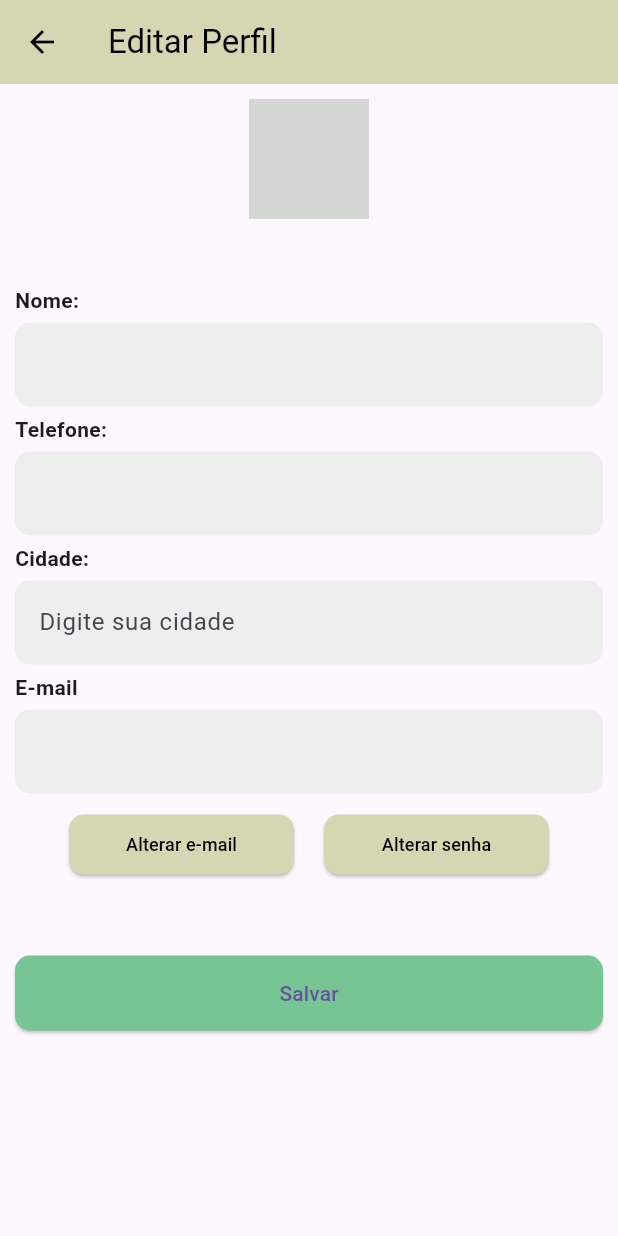
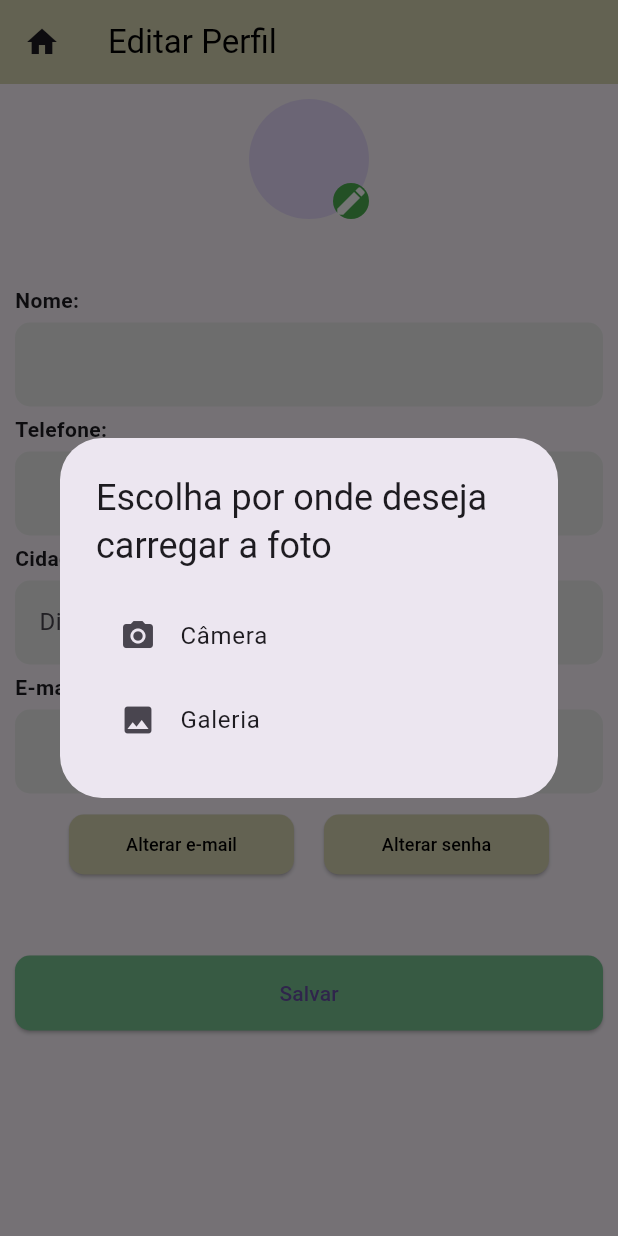
Before and after one commit to DanielBianchi07/BookTrade, a Flutter app: the EditProfilePage screen opened by its route, after a tap on the "edit" icon, on a phone screen of 412 x 824 dp. Run offline on Flutter 3.47's test engine with Material 3 defaults, Android fonts, the phone set to English and light mode, and no system bars; our stand-ins replace cached_network_image, cloud_firestore, firebase_auth, firebase_core, firebase_messaging, firebase_storage and 5 more; accounts and stored records are empty; network calls fail; grey boxes are pictures that could not be loaded.

Commit message:
Adding a photo taking function

```diff
--- a/lib/views/edit.profile.page.dart
+++ b/lib/views/edit.profile.page.dart
@@ -3,7 +3,9 @@ import 'package:cloud_firestore/cloud_firestore.dart';
 import 'package:firebase_auth/firebase_auth.dart';
 import 'package:flutter/material.dart';
 import 'package:fluttertoast/fluttertoast.dart';
+import 'package:image_picker/image_picker.dart';
 import 'package:myapp/controller/edit.profile.controller.dart';
+import 'package:myapp/views/home.page.dart';
 import '../controller/login.controller.dart';
 import '../models/user.info.model.dart';
 import '../services/image.service.dart';
@@ -190,13 +192,40 @@ class _EditProfilePageState extends State<EditProfilePage> {
     });
   }
 
-  Future<void> selectImage() async {
-    final image = await imageUploadService.pickImage();
-    if (image != null) {
-      setState(() {
-        selectedImage = image;
-      });
+  Future<void> _addImage() async {
+    final source = await _showImageSourceDialog();
+    if (source != null) {
+      final pickedImage  = await imageUploadService.pickImage(source);
+      if (pickedImage  != null) {
+        setState(() {
+          selectedImage = pickedImage ;
+        });
+      }
     }
+  }
+
+  Future<ImageSource?> _showImageSourceDialog() async {
+    return showDialog<ImageSource>(
+      context: context,
+      builder: (context) => AlertDialog(
+        title: const Text('Escolha por onde deseja carregar a foto'),
+        content: Column(
+          mainAxisSize: MainAxisSize.min,
+          children: [
+            ListTile(
+              leading: const Icon(Icons.camera_alt),
+              title: const Text('Câmera'),
+              onTap: () => Navigator.of(context).pop(ImageSource.camera),
+            ),
+            ListTile(
+              leading: const Icon(Icons.photo),
+              title: const Text('Galeria'),
+              onTap: () => Navigator.of(context).pop(ImageSource.gallery),
+            ),
+          ],
+        ),
+      ),
+    );
   }
 
   @override
@@ -206,9 +235,15 @@ class _EditProfilePageState extends State<EditProfilePage> {
         backgroundColor: const Color(0xFFD8D5B3),
         elevation: 0,
         leading: IconButton(
-          icon: const Icon(Icons.arrow_back, color: Colors.black),
-          onPressed: () {
-            Navigator.of(context).pop();
+          icon: const Icon(Icons.home),
+          onPressed: () async{
+            Navigator.pushAndRemoveUntil(
+              context,
+              MaterialPageRoute(
+                builder: (context) => HomePage(),
+              ),
+                  (Route<dynamic> route) => false, // Remove todas as rotas anteriores
+            );
           },
         ),
         title:
@@ -237,7 +272,7 @@ class _EditProfilePageState extends State<EditProfilePage> {
                         bottom: 0,
                         right: 0,
                         child: GestureDetector(
-                          onTap: selectImage, // Selecionar nova imagem
+                          onTap: _addImage, // Selecionar nova imagem
                           child: Container(
                             decoration: const BoxDecoration(
                               shape: BoxShape.circle,
```
Also changed, not shown: lib/services/image.service.dart (+21 -4 lines), lib/views/new.book.page.dart (+33 -5 lines).
